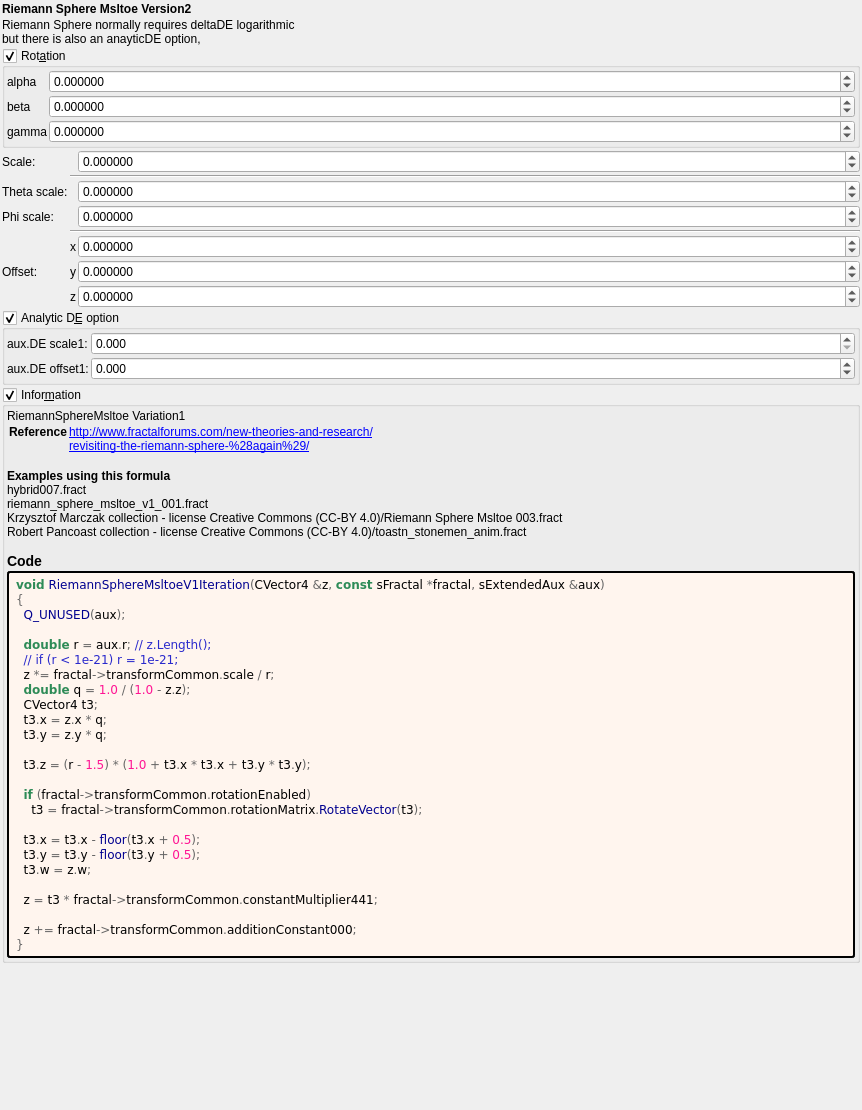
Before: the Qt Designer form mandelbulber2/formula/ui/riemann_sphere_msltoe_v2.ui in buddhi1980/mandelbulber2, drawn with Qt 5.
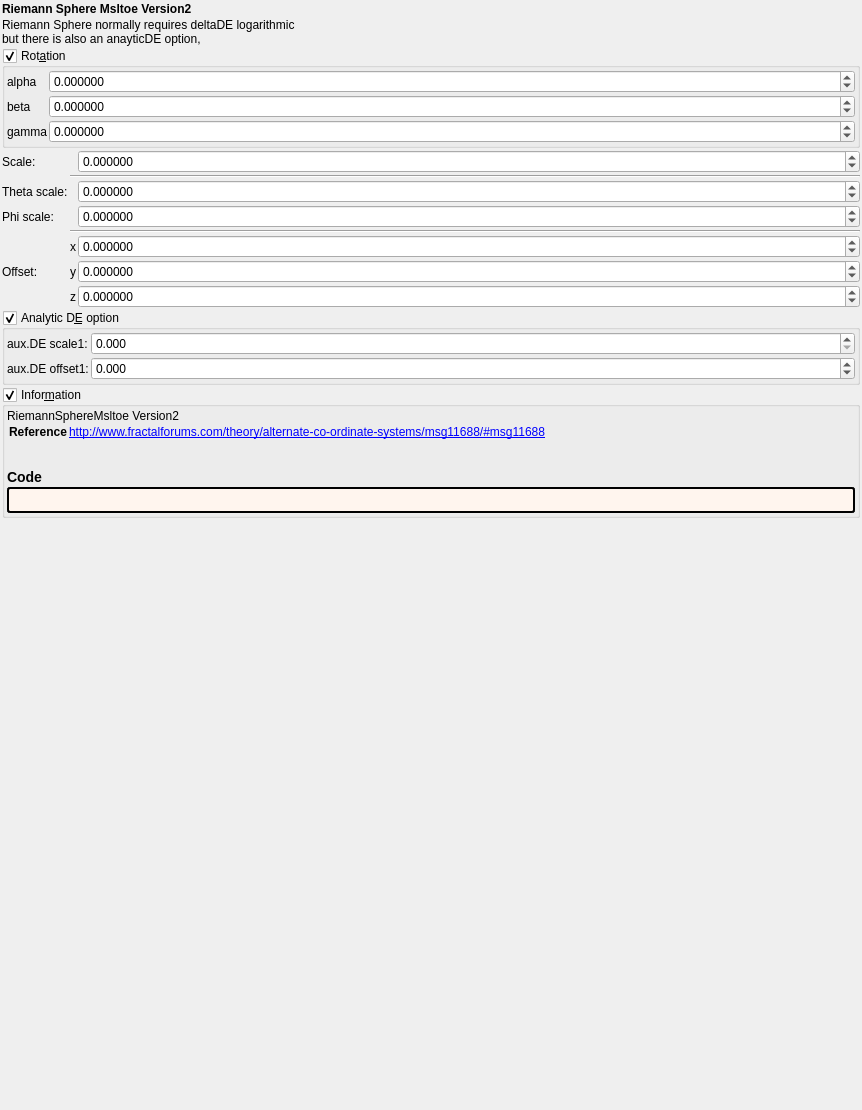
After: the same form once the commit is applied. Custom widgets are drawn as their Qt base class.

Diff of the .ui file:
```diff
--- a/mandelbulber2/formula/ui/riemann_sphere_msltoe_v2.ui
+++ b/mandelbulber2/formula/ui/riemann_sphere_msltoe_v2.ui
@@ -564,12 +564,11 @@
       <item>
        <widget class="QLabel" name="label_information_general">
         <property name="text">
-         <string notr="true">&lt;p&gt;RiemannSphereMsltoe Variation1&lt;/p&gt;&lt;table&gt;
-&lt;tr&gt;&lt;th&gt;Reference&lt;/th&gt;&lt;td&gt;&lt;a href=&quot;http://www.fractalforums.com/new-theories-and-research/&quot;&gt;http://www.fractalforums.com/new-theories-and-research/&lt;br&gt;
-&lt;a href=&quot;revisiting-the-riemann-sphere-%28again%29/&quot;&gt;revisiting-the-riemann-sphere-%28again%29/&lt;br&gt;
+         <string notr="true">&lt;p&gt;RiemannSphereMsltoe Version2&lt;/p&gt;&lt;table&gt;
+&lt;tr&gt;&lt;th&gt;Reference&lt;/th&gt;&lt;td&gt;&lt;a href=&quot;http://www.fractalforums.com/theory/alternate-co-ordinate-systems/msg11688/#msg11688&quot;&gt;http://www.fractalforums.com/theory/alternate-co-ordinate-systems/msg11688/#msg11688&lt;br&gt;
 &lt;/td&gt;&lt;/tr&gt;
 &lt;/table&gt;
-&lt;br&gt;&lt;b&gt;Examples using this formula&lt;/b&gt;&lt;br&gt;hybrid007.fract&lt;br&gt;riemann_sphere_msltoe_v1_001.fract&lt;br&gt;Krzysztof Marczak collection - license Creative Commons (CC-BY 4.0)/Riemann Sphere Msltoe 003.fract&lt;br&gt;Robert Pancoast collection - license Creative Commons (CC-BY 4.0)/toastn_stonemen_anim.fract&lt;h3&gt;Code&lt;/h3&gt;</string>
+&lt;h3&gt;Code&lt;/h3&gt;</string>
         </property>
         <property name="wordWrap">
          <bool>true</bool>
@@ -588,34 +587,7 @@
          <string notr="true">border-style: outset; border-width: 2px; border-radius: 3px; border-color: black; background-color: #fff5ee; padding: 4px;</string>
         </property>
         <property name="text">
-         <string notr="true">&lt;body style=&quot;background-color:#fff5ee&quot;&gt;
-&lt;pre style=&quot;color:#000000; background-color:#fff5ee;  font-family:'Courier New',monospace;&quot;&gt;&lt;span style=&quot;color:#2e8b57; font-weight:bold&quot;&gt;void&lt;/span&gt; &lt;span style=&quot;color:#00008f&quot;&gt;RiemannSphereMsltoeV1Iteration&lt;/span&gt;&lt;span style=&quot;color:#676767&quot;&gt;(&lt;/span&gt;CVector4 &lt;span style=&quot;color:#676767&quot;&gt;&amp;amp;&lt;/span&gt;z&lt;span style=&quot;color:#676767&quot;&gt;,&lt;/span&gt; &lt;span style=&quot;color:#2e8b57; font-weight:bold&quot;&gt;const&lt;/span&gt; sFractal &lt;span style=&quot;color:#676767&quot;&gt;*&lt;/span&gt;fractal&lt;span style=&quot;color:#676767&quot;&gt;,&lt;/span&gt; sExtendedAux &lt;span style=&quot;color:#676767&quot;&gt;&amp;amp;&lt;/span&gt;aux&lt;span style=&quot;color:#676767&quot;&gt;)&lt;/span&gt;
-&lt;span style=&quot;color:#676767&quot;&gt;{&lt;/span&gt;
-  &lt;span style=&quot;color:#00008f&quot;&gt;Q_UNUSED&lt;/span&gt;&lt;span style=&quot;color:#676767&quot;&gt;(&lt;/span&gt;aux&lt;span style=&quot;color:#676767&quot;&gt;);&lt;/span&gt;
-
-  &lt;span style=&quot;color:#2e8b57; font-weight:bold&quot;&gt;double&lt;/span&gt; r &lt;span style=&quot;color:#676767&quot;&gt;=&lt;/span&gt; aux&lt;span style=&quot;color:#676767&quot;&gt;.&lt;/span&gt;r&lt;span style=&quot;color:#676767&quot;&gt;;&lt;/span&gt; &lt;span style=&quot;color:#2929cc&quot;&gt;// z.Length();&lt;/span&gt;
-  &lt;span style=&quot;color:#2929cc&quot;&gt;// if (r &amp;lt; 1e-21) r = 1e-21;&lt;/span&gt;
-  z &lt;span style=&quot;color:#676767&quot;&gt;*=&lt;/span&gt; fractal&lt;span style=&quot;color:#676767&quot;&gt;-&amp;gt;&lt;/span&gt;transformCommon&lt;span style=&quot;color:#676767&quot;&gt;.&lt;/span&gt;scale &lt;span style=&quot;color:#676767&quot;&gt;/&lt;/span&gt; r&lt;span style=&quot;color:#676767&quot;&gt;;&lt;/span&gt;
-  &lt;span style=&quot;color:#2e8b57; font-weight:bold&quot;&gt;double&lt;/span&gt; q &lt;span style=&quot;color:#676767&quot;&gt;=&lt;/span&gt; &lt;span style=&quot;color:#ff1493&quot;&gt;1.0&lt;/span&gt; &lt;span style=&quot;color:#676767&quot;&gt;/ (&lt;/span&gt;&lt;span style=&quot;color:#ff1493&quot;&gt;1.0&lt;/span&gt; &lt;span style=&quot;color:#676767&quot;&gt;-&lt;/span&gt; z&lt;span style=&quot;color:#676767&quot;&gt;.&lt;/span&gt;z&lt;span style=&quot;color:#676767&quot;&gt;);&lt;/span&gt;
-  CVector4 t3&lt;span style=&quot;color:#676767&quot;&gt;;&lt;/span&gt;
-  t3&lt;span style=&quot;color:#676767&quot;&gt;.&lt;/span&gt;x &lt;span style=&quot;color:#676767&quot;&gt;=&lt;/span&gt; z&lt;span style=&quot;color:#676767&quot;&gt;.&lt;/span&gt;x &lt;span style=&quot;color:#676767&quot;&gt;*&lt;/span&gt; q&lt;span style=&quot;color:#676767&quot;&gt;;&lt;/span&gt;
-  t3&lt;span style=&quot;color:#676767&quot;&gt;.&lt;/span&gt;y &lt;span style=&quot;color:#676767&quot;&gt;=&lt;/span&gt; z&lt;span style=&quot;color:#676767&quot;&gt;.&lt;/span&gt;y &lt;span style=&quot;color:#676767&quot;&gt;*&lt;/span&gt; q&lt;span style=&quot;color:#676767&quot;&gt;;&lt;/span&gt;
-
-  t3&lt;span style=&quot;color:#676767&quot;&gt;.&lt;/span&gt;z &lt;span style=&quot;color:#676767&quot;&gt;= (&lt;/span&gt;r &lt;span style=&quot;color:#676767&quot;&gt;-&lt;/span&gt; &lt;span style=&quot;color:#ff1493&quot;&gt;1.5&lt;/span&gt;&lt;span style=&quot;color:#676767&quot;&gt;) * (&lt;/span&gt;&lt;span style=&quot;color:#ff1493&quot;&gt;1.0&lt;/span&gt; &lt;span style=&quot;color:#676767&quot;&gt;+&lt;/span&gt; t3&lt;span style=&quot;color:#676767&quot;&gt;.&lt;/span&gt;x &lt;span style=&quot;color:#676767&quot;&gt;*&lt;/span&gt; t3&lt;span style=&quot;color:#676767&quot;&gt;.&lt;/span&gt;x &lt;span style=&quot;color:#676767&quot;&gt;+&lt;/span&gt; t3&lt;span style=&quot;color:#676767&quot;&gt;.&lt;/span&gt;y &lt;span style=&quot;color:#676767&quot;&gt;*&lt;/span&gt; t3&lt;span style=&quot;color:#676767&quot;&gt;.&lt;/span&gt;y&lt;span style=&quot;color:#676767&quot;&gt;);&lt;/span&gt;
-
-  &lt;span style=&quot;color:#2e8b57; font-weight:bold&quot;&gt;if&lt;/span&gt; &lt;span style=&quot;color:#676767&quot;&gt;(&lt;/span&gt;fractal&lt;span style=&quot;color:#676767&quot;&gt;-&amp;gt;&lt;/span&gt;transformCommon&lt;span style=&quot;color:#676767&quot;&gt;.&lt;/span&gt;rotationEnabled&lt;span style=&quot;color:#676767&quot;&gt;)&lt;/span&gt;
-    t3 &lt;span style=&quot;color:#676767&quot;&gt;=&lt;/span&gt; fractal&lt;span style=&quot;color:#676767&quot;&gt;-&amp;gt;&lt;/span&gt;transformCommon&lt;span style=&quot;color:#676767&quot;&gt;.&lt;/span&gt;rotationMatrix&lt;span style=&quot;color:#676767&quot;&gt;.&lt;/span&gt;&lt;span style=&quot;color:#00008f&quot;&gt;RotateVector&lt;/span&gt;&lt;span style=&quot;color:#676767&quot;&gt;(&lt;/span&gt;t3&lt;span style=&quot;color:#676767&quot;&gt;);&lt;/span&gt;
-
-  t3&lt;span style=&quot;color:#676767&quot;&gt;.&lt;/span&gt;x &lt;span style=&quot;color:#676767&quot;&gt;=&lt;/span&gt; t3&lt;span style=&quot;color:#676767&quot;&gt;.&lt;/span&gt;x &lt;span style=&quot;color:#676767&quot;&gt;-&lt;/span&gt; &lt;span style=&quot;color:#00008f&quot;&gt;floor&lt;/span&gt;&lt;span style=&quot;color:#676767&quot;&gt;(&lt;/span&gt;t3&lt;span style=&quot;color:#676767&quot;&gt;.&lt;/span&gt;x &lt;span style=&quot;color:#676767&quot;&gt;+&lt;/span&gt; &lt;span style=&quot;color:#ff1493&quot;&gt;0.5&lt;/span&gt;&lt;span style=&quot;color:#676767&quot;&gt;);&lt;/span&gt;
-  t3&lt;span style=&quot;color:#676767&quot;&gt;.&lt;/span&gt;y &lt;span style=&quot;color:#676767&quot;&gt;=&lt;/span&gt; t3&lt;span style=&quot;color:#676767&quot;&gt;.&lt;/span&gt;y &lt;span style=&quot;color:#676767&quot;&gt;-&lt;/span&gt; &lt;span style=&quot;color:#00008f&quot;&gt;floor&lt;/span&gt;&lt;span style=&quot;color:#676767&quot;&gt;(&lt;/span&gt;t3&lt;span style=&quot;color:#676767&quot;&gt;.&lt;/span&gt;y &lt;span style=&quot;color:#676767&quot;&gt;+&lt;/span&gt; &lt;span style=&quot;color:#ff1493&quot;&gt;0.5&lt;/span&gt;&lt;span style=&quot;color:#676767&quot;&gt;);&lt;/span&gt;
-  t3&lt;span style=&quot;color:#676767&quot;&gt;.&lt;/span&gt;w &lt;span style=&quot;color:#676767&quot;&gt;=&lt;/span&gt; z&lt;span style=&quot;color:#676767&quot;&gt;.&lt;/span&gt;w&lt;span style=&quot;color:#676767&quot;&gt;;&lt;/span&gt;
-
-  z &lt;span style=&quot;color:#676767&quot;&gt;=&lt;/span&gt; t3 &lt;span style=&quot;color:#676767&quot;&gt;*&lt;/span&gt; fractal&lt;span style=&quot;color:#676767&quot;&gt;-&amp;gt;&lt;/span&gt;transformCommon&lt;span style=&quot;color:#676767&quot;&gt;.&lt;/span&gt;constantMultiplier441&lt;span style=&quot;color:#676767&quot;&gt;;&lt;/span&gt;
-
-  z &lt;span style=&quot;color:#676767&quot;&gt;+=&lt;/span&gt; fractal&lt;span style=&quot;color:#676767&quot;&gt;-&amp;gt;&lt;/span&gt;transformCommon&lt;span style=&quot;color:#676767&quot;&gt;.&lt;/span&gt;additionConstant000&lt;span style=&quot;color:#676767&quot;&gt;;&lt;/span&gt;
-&lt;span style=&quot;color:#676767&quot;&gt;}&lt;/span&gt;
-&lt;/pre&gt;
-&lt;/body&gt;</string>
+         <string notr="true"></string>
         </property>
         <property name="wordWrap">
          <bool>true</bool>
```
Left out of the diff: 4 changed lines with no effect on the pictures.
